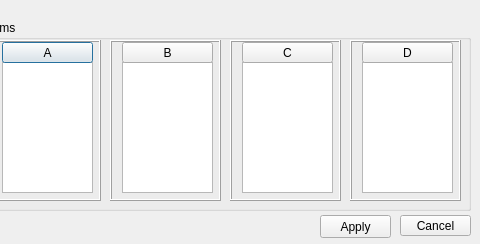
The window that src/ui/alliesdialog.ui (PTapioK/TSWaveMaker) describes before a commit, drawn with Qt 5; both pictures show x 260 to 740 and y 0 to 244 of the 740 by 244 pixel window.
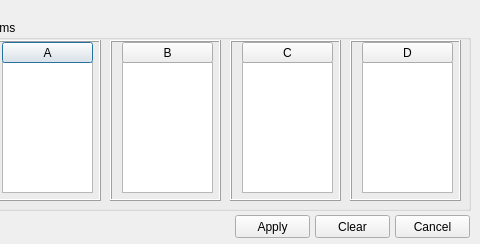
The same window after the commit.

Commit message: Refactoring and add popup menu for Allies dialog to delete players from teams.

What changed in the file:
```diff
--- a/src/ui/alliesdialog.ui
+++ b/src/ui/alliesdialog.ui
@@ -433,9 +433,9 @@
   <widget class="QPushButton" name="saveButton">
    <property name="geometry">
     <rect>
-     <x>580</x>
+     <x>495</x>
      <y>215</y>
-     <width>71</width>
+     <width>75</width>
      <height>23</height>
     </rect>
    </property>
@@ -446,16 +446,29 @@
   <widget class="QPushButton" name="cancelButton">
    <property name="geometry">
     <rect>
-     <x>660</x>
+     <x>655</x>
      <y>215</y>
-     <width>71</width>
-     <height>21</height>
+     <width>75</width>
+     <height>23</height>
     </rect>
    </property>
    <property name="text">
     <string>Cancel</string>
    </property>
   </widget>
+  <widget class="QPushButton" name="clearButton">
+   <property name="geometry">
+    <rect>
+     <x>575</x>
+     <y>215</y>
+     <width>75</width>
+     <height>23</height>
+    </rect>
+   </property>
+   <property name="text">
+    <string>Clear</string>
+   </property>
+  </widget>
  </widget>
  <resources/>
  <connections/>
```
Left out of the diff: 33 changed lines with no effect on the pictures. The commit also changes 3 other files.
